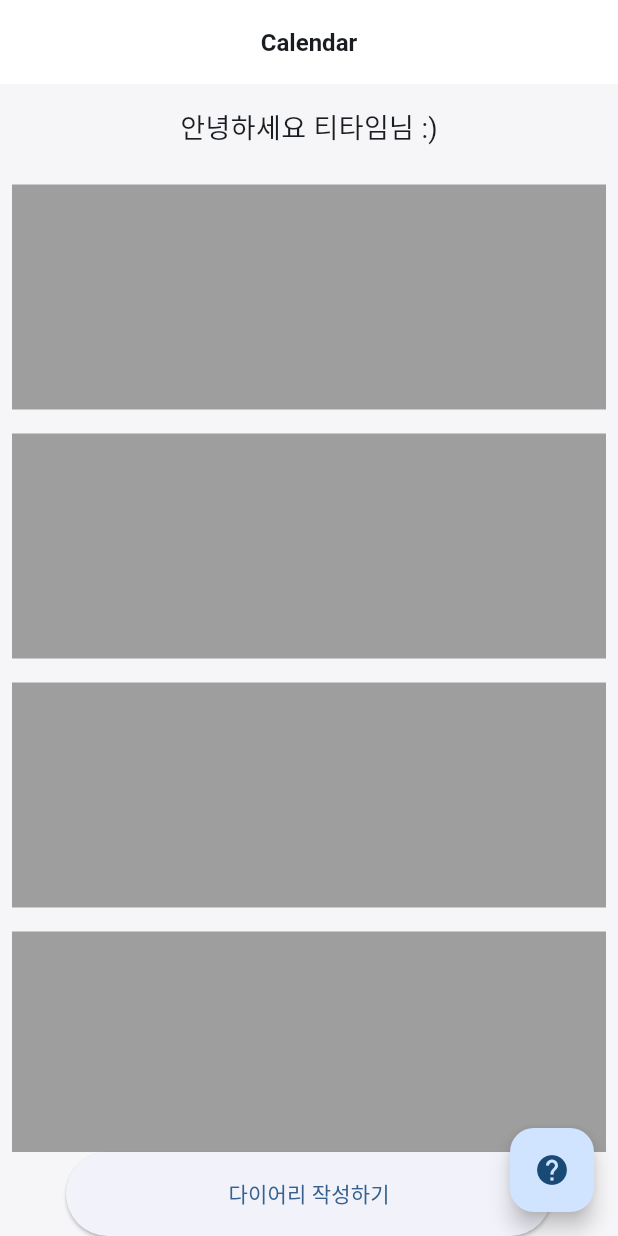
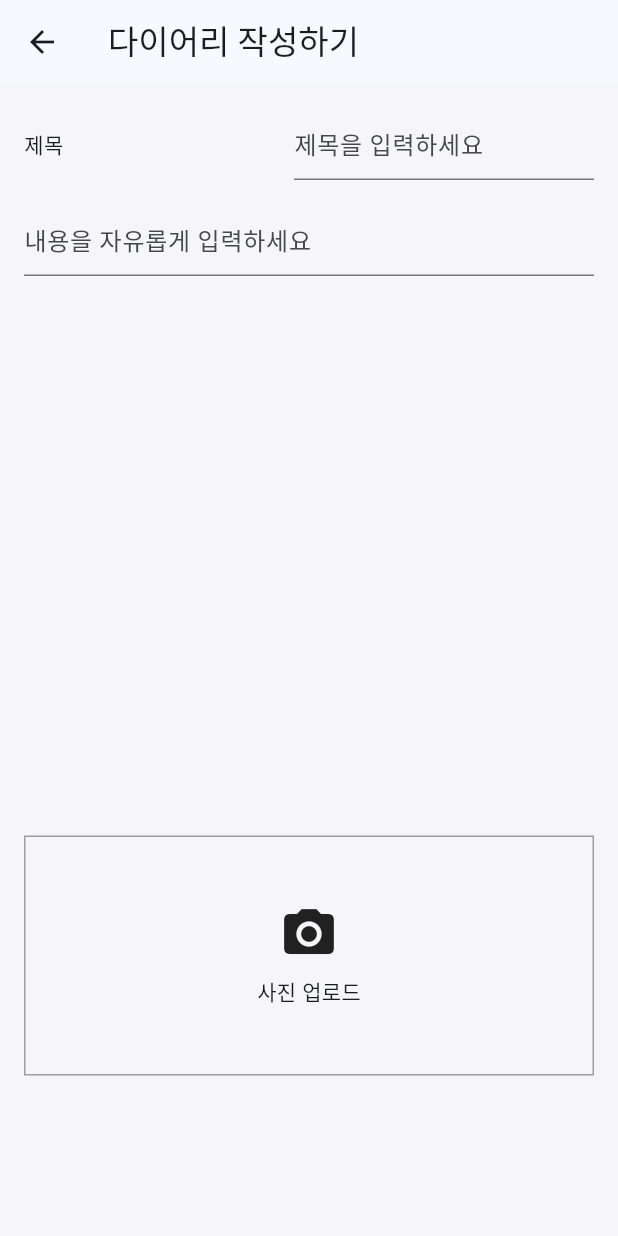
Before and after one commit to FarmSystem/TEA-Time, a Flutter app: the CalendarScreen screen opened directly, after a tap on "다이어리 작성하기", on a phone screen of 412 x 824 dp. Run offline on Flutter 3.47's test engine with Material 3 defaults, Android fonts, the phone set to English and light mode, and no system bars; our stand-ins replace flutter_dotenv, flutter_native_splash, flutter_svg, get; Roboto replaces fonts that are missing (Pretendard).

Commit message:
feat: 글쓰기 폼 레이아웃 추가

```diff
--- a/lib/screen/calendar/calendar_screen.dart
+++ b/lib/screen/calendar/calendar_screen.dart
@@ -2,6 +2,7 @@ import 'package:flutter/material.dart';
 import 'package:tea_time/screen/base/default_back_appbar.dart';
 
 import '../base/default_appbar.dart';
+import 'writing_form.dart'; // 글쓰기 폼 페이지를 import
 
 class CalendarScreen extends StatelessWidget {
   const CalendarScreen({Key? key}) : super(key: key);
@@ -47,7 +48,11 @@ class CalendarScreen extends StatelessWidget {
             height: 56,
             child: ElevatedButton(
               onPressed: () {
-                // 버튼 클릭 시 다이어리 작성 페이지로 이동
+                // 글쓰기 폼 페이지로 이동
+                Navigator.push(
+                  context,
+                  MaterialPageRoute(builder: (context) => WritingFormPage()),
+                );
               },
               child: Text('다이어리 작성하기'),
             ),
--- /dev/null
+++ b/lib/screen/calendar/writing_form.dart
@@ -0,0 +1,72 @@
+import 'package:flutter/material.dart';
+
+class WritingFormPage extends StatelessWidget {
+  @override
+  Widget build(BuildContext context) {
+    return Scaffold(
+      appBar: AppBar(
+        leading: IconButton(
+          icon: Icon(Icons.arrow_back),
+          onPressed: () {
+            Navigator.pop(context);
+          },
+        ),
+        title: Text('다이어리 작성하기'),
+      ),
+      body: Padding(
+        padding: const EdgeInsets.all(16.0),
+        child: Column(
+          crossAxisAlignment: CrossAxisAlignment.stretch,
+          children: [
+            // 1번 child
+            Row(
+              mainAxisAlignment: MainAxisAlignment.spaceBetween,
+              children: [
+                Text('제목'),
+                Container(
+                  width: 200, // 수정 가능한 사이즈
+                  child: TextField(
+                    decoration: InputDecoration(
+                      hintText: '제목을 입력하세요',
+                    ),
+                  ),
+                ),
+              ],
+            ),
+            SizedBox(height: 16), // 간격 조절
+
+            // 2번 child
+            Container(
+              width: 350,
+              height: 405,
+              child: TextField(
+                maxLines: null, // 여러 줄 입력 가능
+                decoration: InputDecoration(
+                  hintText: '내용을 자유롭게 입력하세요',
+                ),
+              ),
+            ),
+            SizedBox(height: 16), // 간격 조절
+
+            // 3번 child
+            Container(
+              width: 350,
+              height: 160,
+              decoration: BoxDecoration(
+                border: Border.all(color: Colors.grey),
+              ),
+              child: Column(
+                mainAxisAlignment: MainAxisAlignment.center,
+                children: [
+                  Icon(Icons.camera_alt, size: 40),
+                  SizedBox(height: 8),
+                  Text('사진 업로드'),
+                ],
+              ),
+            ),
+          ],
+        ),
+      ),
+    );
+  }
+}
```
